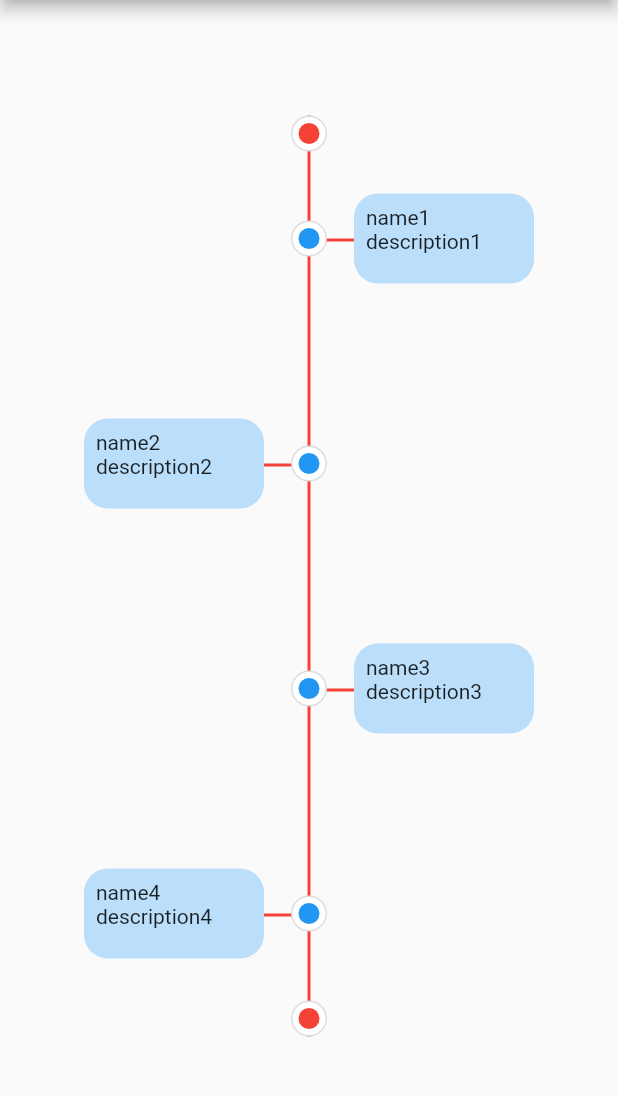
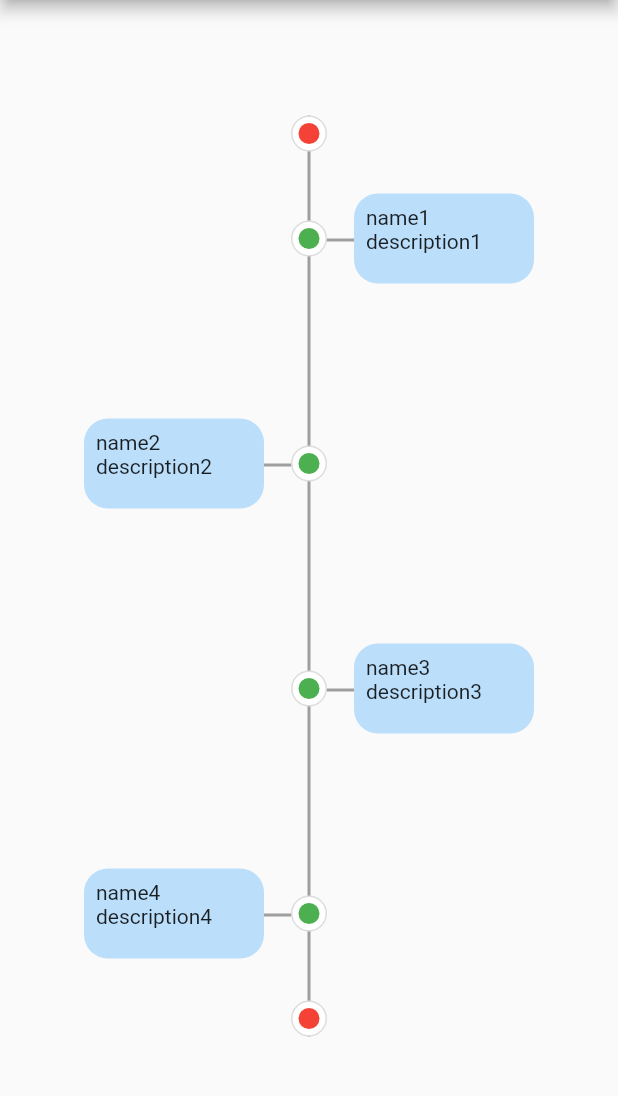
Before and after one commit to ilusi0n/JourneyPath, a Flutter app: the screen it shows after launch, on a phone screen of 412 x 824 dp, the part 84-1180 px from its top. Run offline on Flutter 3.47's test engine with Material 2 defaults, Android fonts, the phone set to English and light mode, and no system bars.

Commit message:
update readme file

```diff
--- a/example/lib/home_page.dart
+++ b/example/lib/home_page.dart
@@ -6,7 +6,7 @@ import 'package:journey_path/models/timeline.dart';
 
 class HomePage extends StatelessWidget {
   final Timeline timeline = Timeline(
-    color: Colors.red,
+    color: Colors.grey,
     thickness: 2.0,
   );
 
@@ -15,16 +15,16 @@ class HomePage extends StatelessWidget {
     edgeColor: Colors.red,
     spaceBetween: 150.0,
     edgeSize: 70,
-    middleColorDots: Colors.blue,
+    middleColorDots: Colors.green,
   );
 
   final ConnectedLine connectedLine = ConnectedLine(
     size: 30,
-    color: Colors.red,
+    color: Colors.grey,
   );
 
   final InformationCard informationCard =
-      InformationCard(height: 60, width: 120, list: [
+      InformationCard(height: 60, width: 120, color: Colors.blue[100], list: [
     InformationCardDetails(name: 'name1', description: 'description1'),
     InformationCardDetails(name: 'name2', description: 'description2'),
     InformationCardDetails(name: 'name3', description: 'description3'),
--- a/lib/journey_path.dart
+++ b/lib/journey_path.dart
@@ -131,7 +131,7 @@ class JourneyPath extends StatelessWidget {
             (listInformationCard.height / 2),
         child: Container(
           decoration: BoxDecoration(
-            color: Colors.blue[100],
+            color: listInformationCard.color,
             borderRadius: const BorderRadius.all(
               Radius.circular(16.0),
             ),
--- a/lib/models/information_card.dart
+++ b/lib/models/information_card.dart
@@ -5,9 +5,11 @@ class InformationCard {
     @required this.width,
     @required this.height,
     @required this.list,
+    @required this.color,
   });
   final double height;
   final double width;
+  final Color color;
   final List<InformationCardDetails> list;
 }
 
```
Also changed, not shown: screenshot.png (added), 1 other file.
